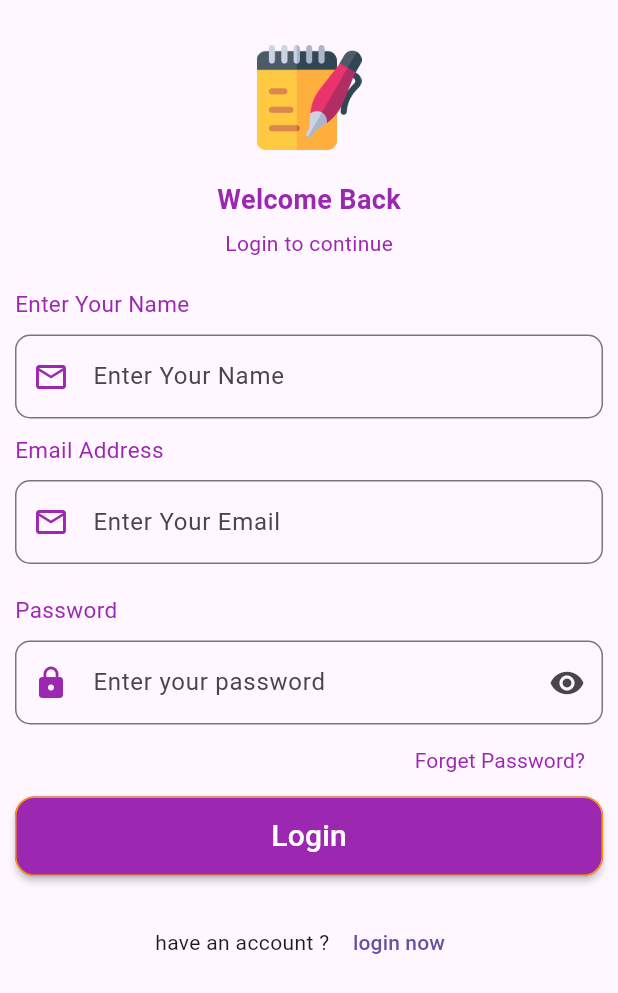
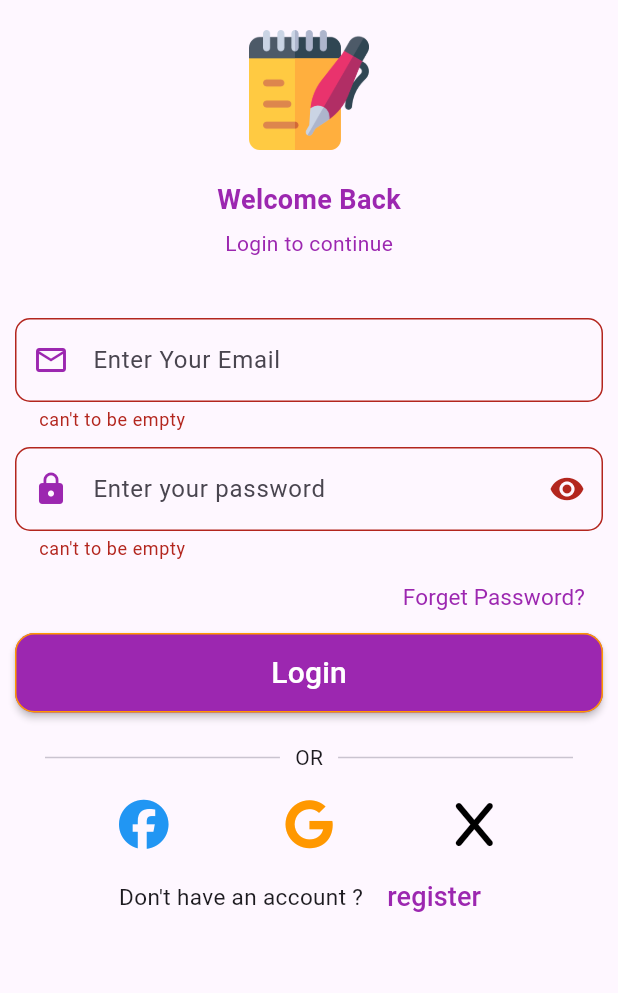
Before and after one commit to issamriko/firebaseApp, a Flutter app: the screen it shows after launch, after a tap on "Login", on a phone screen of 412 x 824 dp. Shown: the top 993 px of the screen. Run offline on Flutter 3.47's test engine with Material 3 defaults, Android fonts, the phone set to English and light mode, and no system bars; our stand-ins replace awesome_dialog, firebase_auth, firebase_core, font_awesome_flutter; accounts and stored records are empty.

```diff
--- a/lib/main.dart
+++ b/lib/main.dart
@@ -1,4 +1,6 @@
-import 'package:appwithfirebase/screen/sign/signup_screen.dart';
+import 'package:appwithfirebase/screen/homescreen/homescreen.dart';
+import 'package:appwithfirebase/screen/sign/login_screen.dart';
+import 'package:firebase_auth/firebase_auth.dart';
 import 'package:flutter/material.dart';
 import 'package:firebase_core/firebase_core.dart';
 import 'package:appwithfirebase/firebase_options.dart';
@@ -16,7 +18,9 @@ class Myapp extends StatelessWidget {
   Widget build(BuildContext context) {
     return MaterialApp(
       debugShowCheckedModeBanner: false,
-      home: SignUpScreen(),
+      home: FirebaseAuth.instance.currentUser == null
+          ? LoginScreen()
+          : Homescreen(),
     );
   }
 }
--- a/lib/screen/sign/login_screen.dart
+++ b/lib/screen/sign/login_screen.dart
@@ -1,6 +1,11 @@
+import 'package:appwithfirebase/screen/homescreen/homescreen.dart';
+import 'package:appwithfirebase/screen/sign/signup_screen.dart';
 import 'package:appwithfirebase/screen/sign/widgets/custom_logo.dart';
 import 'package:appwithfirebase/screen/sign/widgets/custom_textformfield.dart';
+import 'package:awesome_dialog/awesome_dialog.dart';
+import 'package:firebase_auth/firebase_auth.dart';
 import 'package:flutter/material.dart';
+import 'package:font_awesome_flutter/font_awesome_flutter.dart';
 
 class LoginScreen extends StatefulWidget {
   const LoginScreen({super.key});
@@ -12,7 +17,7 @@ class LoginScreen extends StatefulWidget {
 class _LoginScreenState extends State<LoginScreen> {
   TextEditingController email = TextEditingController();
   TextEditingController password = TextEditingController();
-  GlobalKey formstate = GlobalKey();
+  GlobalKey<FormState> formstate = GlobalKey<FormState>();
 
   @override
   Widget build(BuildContext context) {
@@ -22,12 +27,10 @@ class _LoginScreenState extends State<LoginScreen> {
         child: ListView(
           physics: BouncingScrollPhysics(),
           children: [
-            SizedBox(height: 40),
+            SizedBox(height: 10),
             Customlogoauth(),
             SizedBox(height: 20),
-            Form(
-              key: formstate,
-              child: Column(
+            Column(
               children: [
                 Text(
                   "Welcome Back",
@@ -43,29 +46,22 @@ class _LoginScreenState extends State<LoginScreen> {
                 ),
               ],
             ),
-            ),
-            SizedBox(height: 20),
-            Text(
-              "Email Address",
-              style: TextStyle(
-                  fontSize: 15,
-                  fontWeight: FontWeight.w400,
-                  color: Colors.purple),
-            ),
-            SizedBox(height: 10),
+            SizedBox(height: 40),
+            Form(
+              key: formstate,
+              child: Column(
+                children: [
                   Customformfield(
                     mycontroller: email,
                     hinttext: 'Enter Your Email',
                     suffixicon: Icon(null),
                     prefixicon: Icon(Icons.email_outlined),
-            ),
-            SizedBox(height: 20),
-            Text(
-              "Password",
-              style: TextStyle(
-                  fontSize: 15,
-                  fontWeight: FontWeight.w400,
-                  color: Colors.purple),
+                    validator: (value) {
+                      if (value == "") {
+                        return "can't to be empty";
+                      }
+                      return null;
+                    },
                   ),
                   SizedBox(height: 10),
                   Customformfield(
@@ -73,6 +69,15 @@ class _LoginScreenState extends State<LoginScreen> {
                     hinttext: 'Enter your password',
                     suffixicon: Icon(Icons.visibility),
                     prefixicon: Icon(Icons.lock),
+                    validator: (value) {
+                      if (value == "") {
+                        return "can't to be empty";
+                      }
+                      return null;
+                    },
+                  ),
+                ],
+              ),
             ),
             Container(
                 alignment: Alignment.topRight,
@@ -81,13 +86,43 @@ class _LoginScreenState extends State<LoginScreen> {
                   child: Text(
                     "Forget Password?",
                     style: TextStyle(
-                        fontSize: 14,
+                        fontSize: 15,
                         fontWeight: FontWeight.w400,
                         color: Colors.purple),
                   ),
                 )),
             MaterialButton(
-              onPressed: () {},
+              onPressed: () async {
+                if (formstate.currentState!.validate()) {
+                  try {
+                    await FirebaseAuth.instance.signInWithEmailAndPassword(
+                        email: email.text, password: password.text);
+                  } on FirebaseAuthException catch (e) {
+                    if (e.code == 'user-not-found') {
+                      AwesomeDialog(
+                        context: context,
+                        title: "errer",
+                        dialogType: DialogType.error,
+                        animType: AnimType.rightSlide,
+                        desc: "Not User found for that email",
+                      );
+                    } else if (e.code == 'wrong-password') {
+                      AwesomeDialog(
+                          context: context,
+                          title: "errer",
+                          dialogType: DialogType.error,
+                          animType: AnimType.rightSlide,
+                          desc: 'Wrong password provided for that user.');
+                    }
+                  }
+                  Navigator.pushAndRemoveUntil(
+                      context,
+                      MaterialPageRoute(
+                        builder: (context) => Homescreen(),
+                      ),
+                      (route) => false);
+                }
+              },
               child: Text(
                 "Login",
                 style: TextStyle(fontSize: 20, color: Colors.white),
@@ -98,12 +133,67 @@ class _LoginScreenState extends State<LoginScreen> {
                   borderRadius: BorderRadius.circular(13),
                   borderSide: BorderSide(color: Colors.orange)),
             ),
-            const SizedBox(height: 50),
+            const SizedBox(height: 20),
+            Row(
+              children: [
+                Expanded(
+                    child: Divider(
+                  indent: 20,
+                  endIndent: 10,
+                )),
+                Text("OR"),
+                Expanded(
+                    child: Divider(
+                  indent: 10,
+                  endIndent: 20,
+                )),
+              ],
+            ),
+            SizedBox(height: 10),
+            Row(
+              mainAxisAlignment: MainAxisAlignment.spaceEvenly,
+              children: [
+                IconButton(
+                    onPressed: () {},
+                    icon: Icon(
+                      FontAwesomeIcons.facebook,
+                      color: Colors.blue,
+                      size: 33,
+                    )),
+                IconButton(
+                    onPressed: () {},
+                    icon: Icon(
+                      FontAwesomeIcons.google,
+                      color: Colors.orange,
+                      size: 33,
+                    )),
+                IconButton(
+                    onPressed: () {},
+                    icon: Icon(
+                      FontAwesomeIcons.x,
+                      color: Colors.black,
+                      size: 33,
+                    )),
+              ],
+            ),
             Row(
               mainAxisAlignment: MainAxisAlignment.center,
               children: [
-                Text("Don't have an account ? "),
-                TextButton(onPressed: () {}, child: Text("sign up now")),
+                Text(
+                  "Don't have an account ? ",
+                  style: TextStyle(fontSize: 15),
+                ),
+                TextButton(
+                    onPressed: () {
+                      Navigator.pushAndRemoveUntil(
+                          context,
+                          MaterialPageRoute(
+                            builder: (context) => SignUpScreen(),
+                          ),
+                          (route) => false);
+                    },
+                    child: Text("register",
+                        style: TextStyle(color: Colors.purple, fontSize: 18))),
               ],
             )
           ],
--- a/lib/screen/sign/signup_screen.dart
+++ b/lib/screen/sign/signup_screen.dart
@@ -1,5 +1,8 @@
+import 'package:appwithfirebase/screen/homescreen/homescreen.dart';
+import 'package:appwithfirebase/screen/sign/login_screen.dart';
 import 'package:appwithfirebase/screen/sign/widgets/custom_logo.dart';
 import 'package:appwithfirebase/screen/sign/widgets/custom_textformfield.dart';
+import 'package:firebase_auth/firebase_auth.dart';
 import 'package:flutter/material.dart';
 
 class SignUpScreen extends StatefulWidget {
@@ -13,7 +16,7 @@ class _SignUpState extends State<SignUpScreen> {
   TextEditingController email = TextEditingController();
   TextEditingController name = TextEditingController();
   TextEditingController password = TextEditingController();
-  GlobalKey formstate = GlobalKey();
+  GlobalKey<FormState> formstate = GlobalKey<FormState>();
 
   @override
   Widget build(BuildContext context) {
@@ -26,47 +29,38 @@ class _SignUpState extends State<SignUpScreen> {
             SizedBox(height: 20),
             Customlogoauth(),
             SizedBox(height: 20),
-            Form(
-              key: formstate,
-              child: Column(
+            Column(
               children: [
                 Text(
                   "Welcome Back",
                   style: TextStyle(
-                        fontSize: 18,
+                      fontSize: 24,
                       color: Colors.purple,
                       fontWeight: FontWeight.bold),
                 ),
                 SizedBox(height: 6),
                 Text(
                   "Login to continue",
-                    style: TextStyle(fontSize: 14, color: Colors.purple),
+                  style: TextStyle(fontSize: 16, color: Colors.purple),
                 ),
               ],
             ),
-            ),
-            SizedBox(height: 20),
-            Text(
-              "Enter Your Name",
-              style: TextStyle(
-                  fontSize: 15,
-                  fontWeight: FontWeight.w400,
-                  color: Colors.purple),
-            ),
-            SizedBox(height: 10),
+            SizedBox(height: 40),
+            Form(
+              key: formstate,
+              child: Column(
+                children: [
                   Customformfield(
                     mycontroller: name,
                     hinttext: 'Enter Your Name',
                     suffixicon: Icon(null),
                     prefixicon: Icon(Icons.email_outlined),
-            ),
-            SizedBox(height: 10),
-            Text(
-              "Email Address",
-              style: TextStyle(
-                  fontSize: 15,
-                  fontWeight: FontWeight.w400,
-                  color: Colors.purple),
+                    validator: (value) {
+                      if (value == "") {
+                        return "can't to be empty";
+                      }
+                      return null;
+                    },
                   ),
                   SizedBox(height: 10),
                   Customformfield(
@@ -74,14 +68,12 @@ class _SignUpState extends State<SignUpScreen> {
                     hinttext: 'Enter Your Email',
                     suffixicon: Icon(null),
                     prefixicon: Icon(Icons.email_outlined),
-            ),
-            SizedBox(height: 20),
-            Text(
-              "Password",
-              style: TextStyle(
-                  fontSize: 15,
-                  fontWeight: FontWeight.w400,
-                  color: Colors.purple),
+                    validator: (value) {
+                      if (value == "") {
+                        return "can't to be empty";
+                      }
+                      return null;
+                    },
                   ),
                   SizedBox(height: 10),
                   Customformfield(
@@ -89,6 +81,15 @@ class _SignUpState extends State<SignUpScreen> {
                     hinttext: 'Enter your password',
                     suffixicon: Icon(Icons.visibility),
                     prefixicon: Icon(Icons.lock),
+                    validator: (value) {
+                      if (value == "") {
+                        return "can't to be empty";
+                      }
+                      return null;
+                    },
+                  ),
+                ],
+              ),
             ),
             Container(
                 alignment: Alignment.topRight,
@@ -103,7 +104,32 @@ class _SignUpState extends State<SignUpScreen> {
                   ),
                 )),
             MaterialButton(
-              onPressed: () {},
+              onPressed: () async {
+                if (formstate.currentState!.validate()) {
+                  // ida textformfield vide
+                  try {
+                    await FirebaseAuth.instance
+                        .createUserWithEmailAndPassword(
+                      email: email.text,
+                      password: password.text,
+                    );
+                    Navigator.pushAndRemoveUntil(
+                        context,
+                        MaterialPageRoute(
+                          builder: (context) => Homescreen(),
+                        ),
+                        (route) => false);
+                  } on FirebaseAuthException catch (e) {
+                    if (e.code == 'weak-password') {
+                      print('The password provided is too weak.');
+                    } else if (e.code == 'email-already-in-use') {
+                      print('The account already exists for that email.');
+                    }
+                  } catch (e) {
+                    print(e);
+                  }
+                }
+              },
               child: Text(
                 "Login",
                 style: TextStyle(fontSize: 20, color: Colors.white),
@@ -119,7 +145,17 @@ class _SignUpState extends State<SignUpScreen> {
               mainAxisAlignment: MainAxisAlignment.center,
               children: [
                 Text("have an account ? "),
-                TextButton(onPressed: () {}, child: Text("login now")),
+                TextButton(
+                    onPressed: () {
+                      Navigator.pushAndRemoveUntil(
+                          context,
+                          MaterialPageRoute(
+                            builder: (context) => LoginScreen(),
+                          ),
+                          (route) => false);
+                    },
+                    child: Text("login now",
+                        style: TextStyle(color: Colors.purple))),
               ],
             )
           ],
--- a/lib/screen/sign/widgets/custom_logo.dart
+++ b/lib/screen/sign/widgets/custom_logo.dart
@@ -7,7 +7,7 @@ class Customlogoauth extends StatelessWidget {
   Widget build(BuildContext context) {
     return Image.asset(
       "assets/images/logo.png",
-      height: 70,
+      height: 80,
     );
   }
 }
--- a/lib/screen/sign/widgets/custom_textformfield.dart
+++ b/lib/screen/sign/widgets/custom_textformfield.dart
@@ -1,6 +1,7 @@
 import 'package:flutter/material.dart';
 
 class Customformfield extends StatelessWidget {
+  final String? Function(String?)? validator;
   final TextEditingController mycontroller;
   final String hinttext;
   final Widget suffixicon;
@@ -10,16 +11,12 @@ class Customformfield extends StatelessWidget {
       required this.prefixicon,
       required this.mycontroller,
       required this.hinttext,
-      required this.suffixicon});
+      required this.suffixicon,
+      required this.validator});
   @override
   Widget build(BuildContext context) {
     return TextFormField(
-      validator: (value) {
-        if (value == "") {
-          return "can't to be empty";
-        }
-        return null;
-      },
+      validator: validator,
       controller: mycontroller,
       decoration: InputDecoration(
         border: const OutlineInputBorder(
--- a/pubspec.yaml
+++ b/pubspec.yaml
@@ -18,13 +18,16 @@ dependencies:
 
   cupertino_icons: ^1.0.2
   firebase_core: ^2.24.2
+  font_awesome_flutter: ^10.6.0
+  firebase_auth: ^4.16.0
+  awesome_dialog: ^3.2.0
 
 dev_dependencies:
   flutter_test:
     sdk: flutter
 
 
-  flutter_lints: ^2.0.0
+  flutter_lints: ^3.0.1
 
 
 
```
Also changed, not shown: lib/screen/homescreen/homescreen.dart (added, +29 -0 lines), lib/services/auth.dart (added), pubspec.lock, 1 other file. Lines whose indentation alone changed are shown as unchanged.
